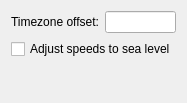
flysight/flysight-configurator, file src/miscellaneousform.ui: the form before one commit.
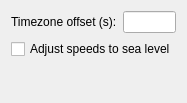
The form after the commit.

Commit message: Set units on miscellaneous page

```diff
--- a/src/miscellaneousform.ui
+++ b/src/miscellaneousform.ui
@@ -19,7 +19,7 @@
      <item row="0" column="0">
       <widget class="QLabel" name="label_3">
        <property name="text">
-        <string>Timezone offset:</string>
+        <string>Timezone offset (s):</string>
        </property>
       </widget>
      </item>
```
